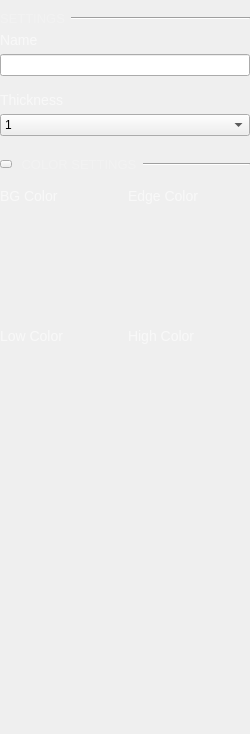
Qt form ui/logic_channel_settings.ui (analogdevicesinc/scopy) before a commit.
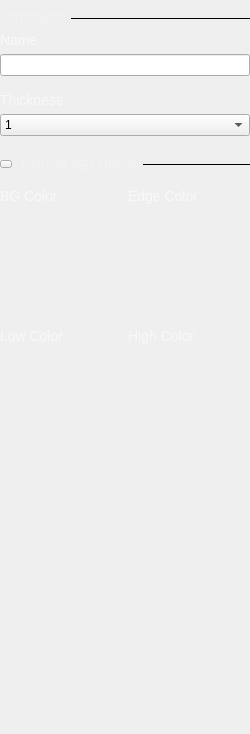
The same form after that commit. Icons and pictures are not drawn.

Commit message:
Logic Analyzer: Functional export feature.
Remove format selection from the UI. Allow the format selection
in the file dialog. For the moment, use formats detected by sigrok.

The edit to the form file:
```diff
--- a/ui/logic_channel_settings.ui
+++ b/ui/logic_channel_settings.ui
@@ -70,11 +70,8 @@
      </item>
      <item>
       <widget class="Line" name="line">
-       <property name="styleSheet">
-        <string notr="true">QFrame{
-	opacity: 0.1;
-  color: rgba(255,255,255,50);
-}</string>
+       <property name="frameShadow">
+        <enum>QFrame::Plain</enum>
        </property>
        <property name="orientation">
         <enum>Qt::Horizontal</enum>
@@ -266,11 +263,8 @@
      </item>
      <item>
       <widget class="Line" name="line_2">
-       <property name="styleSheet">
-        <string notr="true">QFrame{
-	opacity: 0.1;
-  color: rgba(255,255,255,50);
-}</string>
+       <property name="frameShadow">
+        <enum>QFrame::Plain</enum>
        </property>
        <property name="orientation">
         <enum>Qt::Horizontal</enum>
```
The commit also changes 5 other files.
